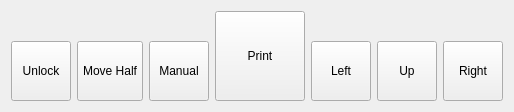
Qt form indexerwidget.ui (mishkoLitvin/L_Aries-progect) before a commit.
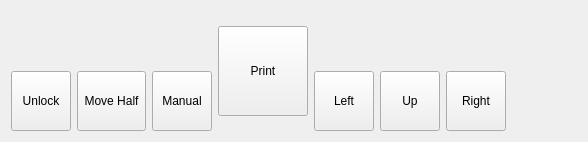
The same form after that commit. Icons and pictures are not drawn.

The edit to the form file:
```diff
--- a/indexerwidget.ui
+++ b/indexerwidget.ui
@@ -6,8 +6,8 @@
    <rect>
     <x>0</x>
     <y>0</y>
-    <width>514</width>
-    <height>110</height>
+    <width>588</width>
+    <height>142</height>
    </rect>
   </property>
   <property name="windowTitle">
@@ -16,8 +16,8 @@
   <property name="locale">
    <locale language="English" country="UnitedStates"/>
   </property>
-  <layout class="QGridLayout" name="gridLayout">
-   <item row="0" column="0">
+  <layout class="QHBoxLayout" name="horizontalLayout_4">
+   <item>
     <layout class="QHBoxLayout" name="horizontalLayout_3">
      <item>
       <layout class="QVBoxLayout" name="verticalLayout">
@@ -260,6 +260,19 @@
      </item>
     </layout>
    </item>
+   <item>
+    <spacer name="horizontalSpacer">
+     <property name="orientation">
+      <enum>Qt::Horizontal</enum>
+     </property>
+     <property name="sizeHint" stdset="0">
+      <size>
+       <width>40</width>
+       <height>20</height>
+      </size>
+     </property>
+    </spacer>
+   </item>
   </layout>
  </widget>
  <resources>
```
